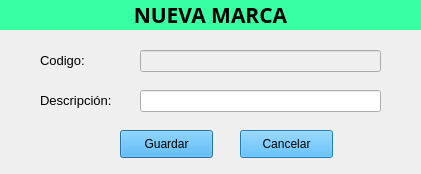
NVidia09/Comercio, file negocio/ventana_nueva_marca.ui: the form before one commit.
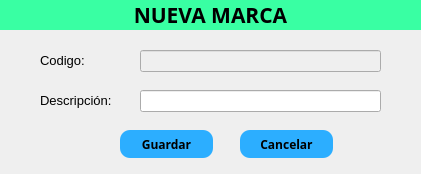
The form after the commit.

The edit to the form file:
```diff
--- a/negocio/ventana_nueva_marca.ui
+++ b/negocio/ventana_nueva_marca.ui
@@ -22,9 +22,18 @@
      <height>28</height>
     </rect>
    </property>
+   <property name="font">
+    <font>
+     <family>Orbitron</family>
+     <pointsize>9</pointsize>
+     <weight>75</weight>
+     <bold>true</bold>
+    </font>
+   </property>
    <property name="styleSheet">
     <string notr="true">QPushButton{
 background-color:#2caeff;
+border-radius:10px;
 }
 
 QPushButton:hover{
@@ -101,9 +110,18 @@
      <height>28</height>
     </rect>
    </property>
+   <property name="font">
+    <font>
+     <family>Orbitron</family>
+     <pointsize>9</pointsize>
+     <weight>75</weight>
+     <bold>true</bold>
+    </font>
+   </property>
    <property name="styleSheet">
     <string notr="true">QPushButton{
 background-color:#2caeff;
+border-radius:10px;
 }
 
 QPushButton:hover{
```
